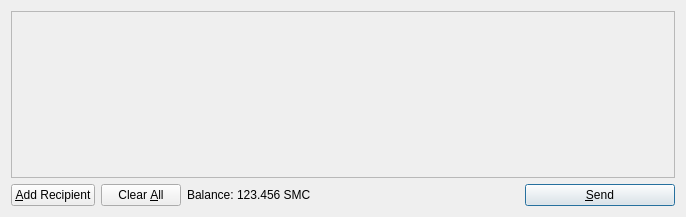
This is src/qt/forms/sendcoinsdialog.ui in ootraktoroo/kakacoin as Qt 5 draws it before an edit. The edited form follows.
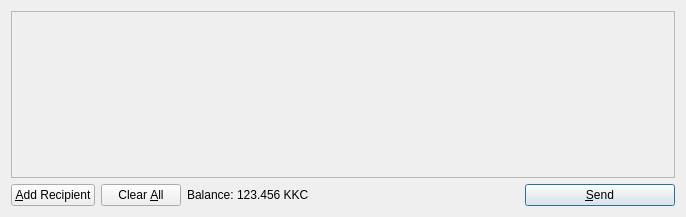
This is the edited form. Icons and pictures are not drawn.

Patch:
```diff
--- a/src/qt/forms/sendcoinsdialog.ui
+++ b/src/qt/forms/sendcoinsdialog.ui
@@ -119,7 +119,7 @@
           <cursorShape>IBeamCursor</cursorShape>
          </property>
          <property name="text">
-          <string>123.456 SMC</string>
+          <string>123.456 KKC</string>
          </property>
          <property name="textInteractionFlags">
           <set>Qt::LinksAccessibleByMouse|Qt::TextSelectableByKeyboard|Qt::TextSelectableByMouse</set>
```
